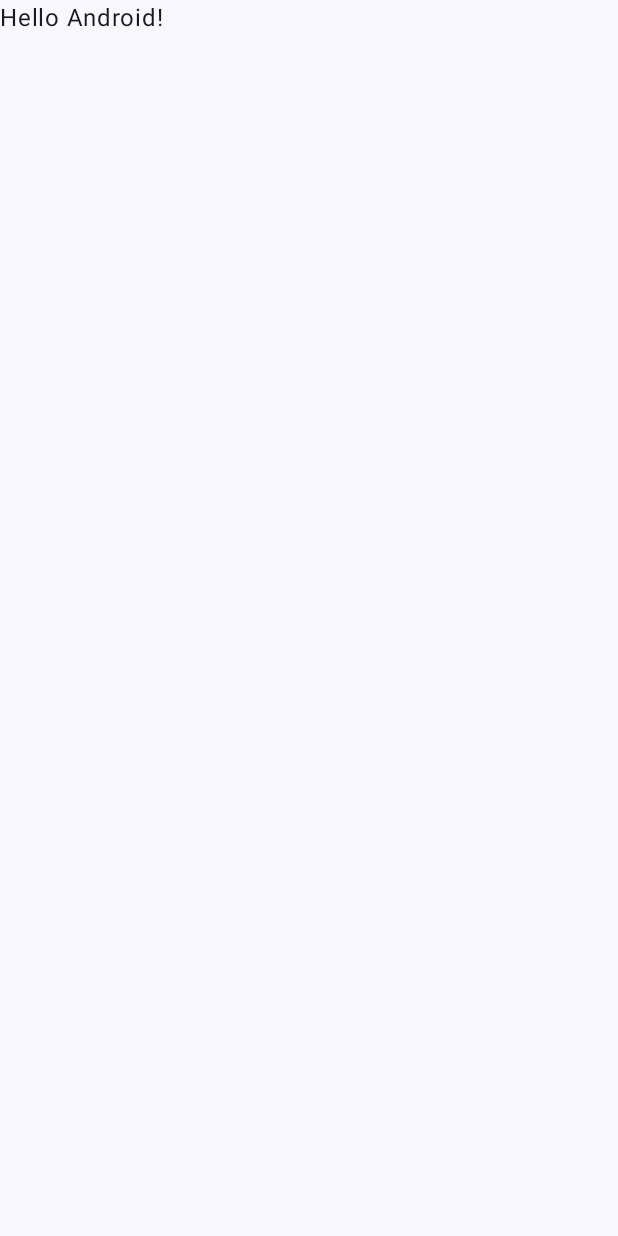
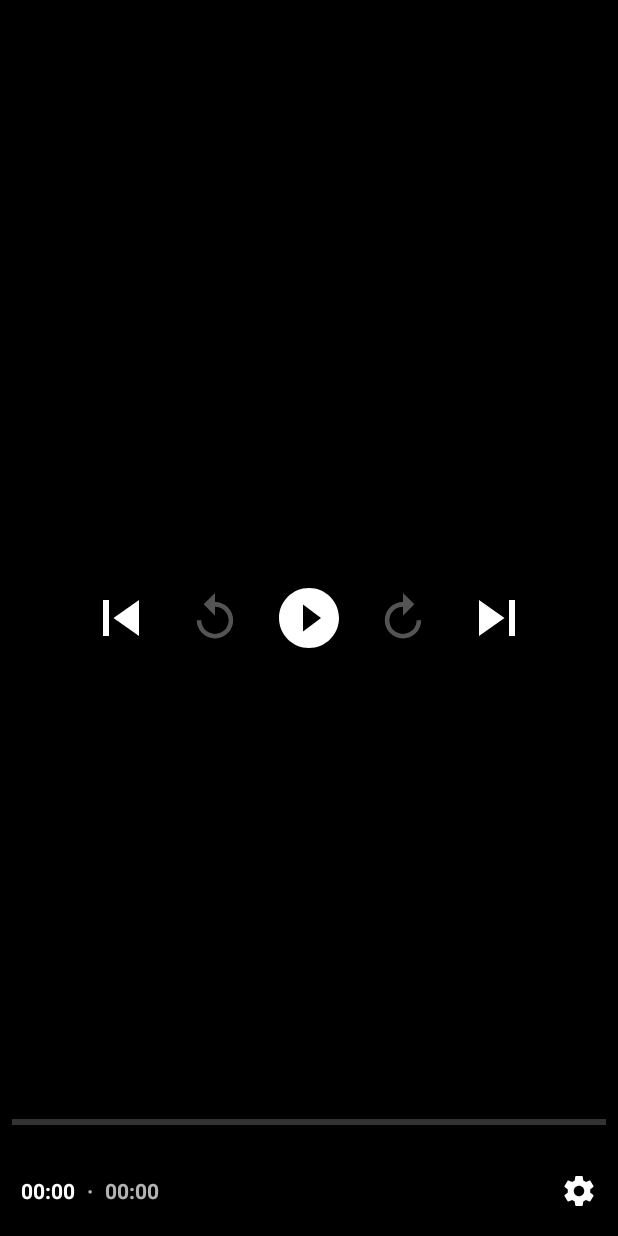
Before and after one commit to Mouthlolses/app_PureSound, an Android app built with Jetpack Compose: the screen it shows after launch (MainActivity), on a phone screen of 412 x 824 dp. Before the commit the screen is almost empty. Run offline under Robolectric (Android 15) with nearby library versions, the phone set to English and light mode, and no system bars.

Commit message:
initial_screen

```diff
--- a/app/build.gradle.kts
+++ b/app/build.gradle.kts
@@ -41,6 +41,11 @@ android {
 
 dependencies {
 
+    //Jetpack Media3
+    implementation(libs.androidx.media3.exoplayer)
+    implementation(libs.androidx.media3.ui)
+    implementation(libs.androidx.media3.common)
+
     implementation(libs.androidx.core.ktx)
     implementation(libs.androidx.lifecycle.runtime.ktx)
     implementation(libs.androidx.activity.compose)
--- a/app/src/main/AndroidManifest.xml
+++ b/app/src/main/AndroidManifest.xml
@@ -1,6 +1,8 @@
 <?xml version="1.0" encoding="utf-8"?>
 <manifest xmlns:android="http://schemas.android.com/apk/res/android"
     xmlns:tools="http://schemas.android.com/tools">
+
+    <uses-permission android:name="android.permission.INTERNET"/>
 
     <application
         android:allowBackup="true"
--- a/app/src/main/java/com/example/puresound/MainActivity.kt
+++ b/app/src/main/java/com/example/puresound/MainActivity.kt
@@ -4,25 +4,45 @@ import android.os.Bundle
 import androidx.activity.ComponentActivity
 import androidx.activity.compose.setContent
 import androidx.activity.enableEdgeToEdge
+import androidx.compose.foundation.background
+import androidx.compose.foundation.layout.Arrangement
+import androidx.compose.foundation.layout.Column
 import androidx.compose.foundation.layout.fillMaxSize
+import androidx.compose.foundation.layout.navigationBarsPadding
 import androidx.compose.foundation.layout.padding
+import androidx.compose.foundation.layout.statusBarsPadding
 import androidx.compose.material3.Scaffold
-import androidx.compose.material3.Text
 import androidx.compose.runtime.Composable
+import androidx.compose.runtime.DisposableEffect
+import androidx.compose.runtime.remember
+import androidx.compose.ui.Alignment
 import androidx.compose.ui.Modifier
+import androidx.compose.ui.graphics.Color
+import androidx.compose.ui.platform.LocalContext
 import androidx.compose.ui.tooling.preview.Preview
+import androidx.compose.ui.unit.dp
+import androidx.compose.ui.viewinterop.AndroidView
+import androidx.core.net.toUri
+import androidx.media3.common.MediaItem
+import androidx.media3.exoplayer.ExoPlayer
+import androidx.media3.ui.PlayerView
 import com.example.puresound.ui.theme.PureSoundTheme
 
 class MainActivity : ComponentActivity() {
+
     override fun onCreate(savedInstanceState: Bundle?) {
         super.onCreate(savedInstanceState)
         enableEdgeToEdge()
         setContent {
             PureSoundTheme {
-                Scaffold(modifier = Modifier.fillMaxSize()) { innerPadding ->
+                Scaffold(modifier = Modifier
+                    .statusBarsPadding()
+                    .navigationBarsPadding()
+                ) { innerPadding ->
                     Greeting(
-                        name = "Android",
-                        modifier = Modifier.padding(innerPadding)
+                        modifier = Modifier
+                            .padding(innerPadding)
+                            .background(Color.Black)
                     )
                 }
             }
@@ -31,17 +51,54 @@ class MainActivity : ComponentActivity() {
 }
 
 @Composable
-fun Greeting(name: String, modifier: Modifier = Modifier) {
-    Text(
-        text = "Hello $name!",
-        modifier = modifier
+fun Greeting(modifier: Modifier = Modifier) {
+    Column(
+        modifier = modifier,
+        horizontalAlignment = Alignment.CenterHorizontally,
+        verticalArrangement = Arrangement.Center
+    ) {
+        VideoPlayer()
+    }
+
+}
+
+@Composable
+fun VideoPlayer() {
+    val context = LocalContext.current
+    val videoUrl = "https://commondatastorage.googleapis.com/gtv-videos-bucket/sample/BigBuckBunny.mp4"
+    val musicUrl = "https://www.soundhelix.com/examples/mp3/SoundHelix-Song-1.mp3"
+
+    val player = remember {
+        ExoPlayer.Builder(context).build().apply {
+            val mediaItem = MediaItem.fromUri(videoUrl.toUri())
+            val secondMediaItem = MediaItem.fromUri(musicUrl.toUri())
+            setMediaItem(mediaItem)
+            addMediaItem(secondMediaItem)
+            prepare()
+            playWhenReady = false
+        }
+    }
+
+    AndroidView(
+        factory = {
+            PlayerView(it).apply {
+                this.player = player
+            }
+        },
+        modifier = Modifier.fillMaxSize()
     )
+    DisposableEffect(Unit) {
+        onDispose {
+            player.release()
+        }
+    }
+
 }
 
 @Preview(showBackground = true)
 @Composable
 fun GreetingPreview() {
     PureSoundTheme {
-        Greeting("Android")
+
     }
 }
--- a/gradle/libs.versions.toml
+++ b/gradle/libs.versions.toml
@@ -8,9 +8,13 @@ espressoCore = "3.6.1"
 lifecycleRuntimeKtx = "2.9.1"
 activityCompose = "1.10.1"
 composeBom = "2024.09.00"
+media3Exoplayer = "1.8.0"
 
 [libraries]
 androidx-core-ktx = { group = "androidx.core", name = "core-ktx", version.ref = "coreKtx" }
+androidx-media3-common = { module = "androidx.media3:media3-common", version.ref = "media3Exoplayer" }
+androidx-media3-exoplayer = { module = "androidx.media3:media3-exoplayer", version.ref = "media3Exoplayer" }
+androidx-media3-ui = { module = "androidx.media3:media3-ui", version.ref = "media3Exoplayer" }
 junit = { group = "junit", name = "junit", version.ref = "junit" }
 androidx-junit = { group = "androidx.test.ext", name = "junit", version.ref = "junitVersion" }
 androidx-espresso-core = { group = "androidx.test.espresso", name = "espresso-core", version.ref = "espressoCore" }
```
